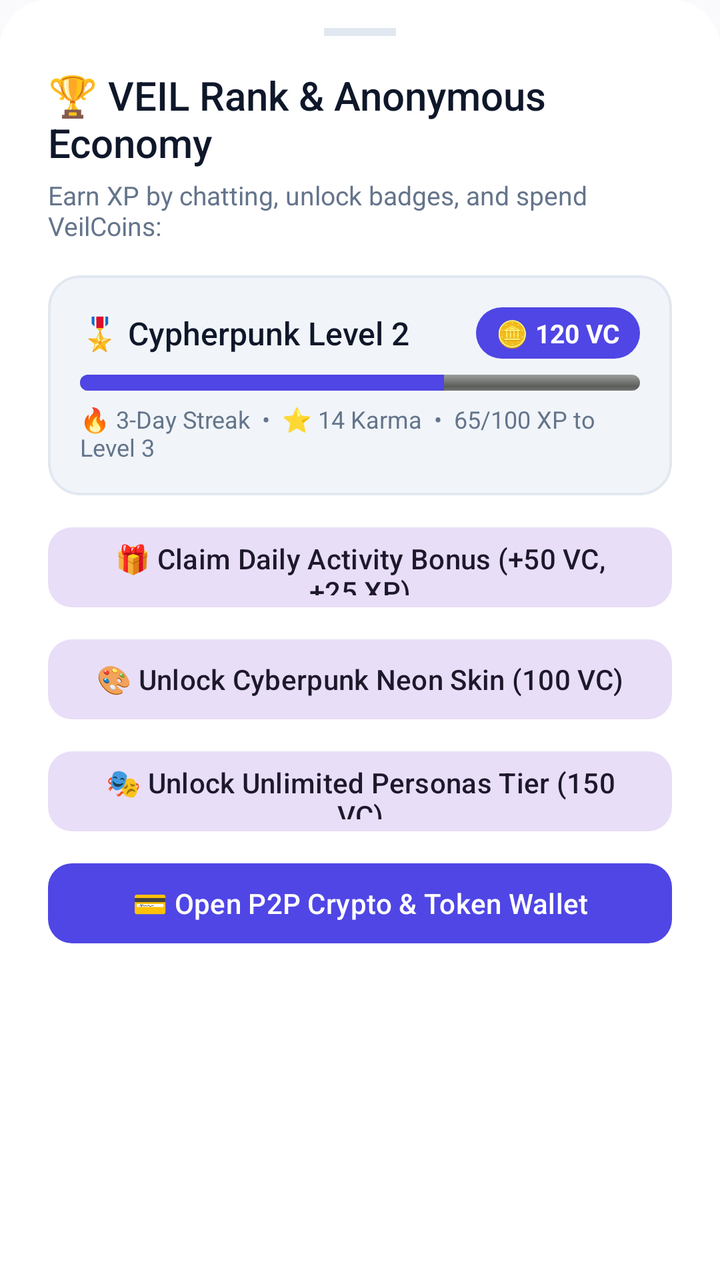
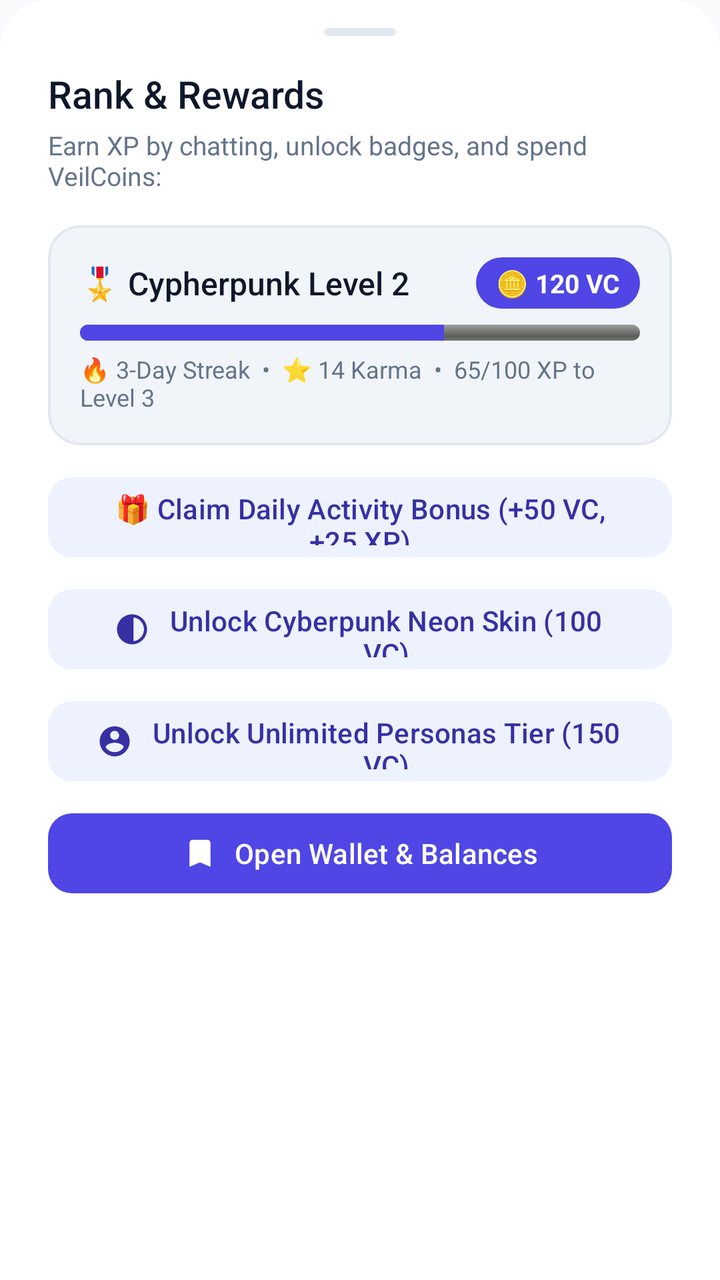

Compare the two renders of this Android layout. The source of the first and the diff that turns it into the second are given below.
<!-- AndroidManifest.xml: application theme Theme.VEIL -->
<!-- res/layout/dialog_gamification_hub_sheet.xml -->
<?xml version="1.0" encoding="utf-8"?>
<LinearLayout xmlns:android="http://schemas.android.com/apk/res/android"
    xmlns:app="http://schemas.android.com/apk/res-auto"
    android:layout_width="match_parent"
    android:layout_height="wrap_content"
    android:orientation="vertical"
    android:background="@drawable/bottom_sheet_background"
    android:paddingStart="24dp"
    android:paddingEnd="24dp"
    android:paddingTop="14dp"
    android:paddingBottom="28dp">

    
    <View
        android:layout_width="36dp"
        android:layout_height="4dp"
        android:background="@color/colorOutline"
        android:layout_gravity="center_horizontal"
        android:layout_marginBottom="16dp" />

    <TextView
        android:layout_width="wrap_content"
        android:layout_height="wrap_content"
        android:text="🏆 VEIL Rank &amp; Anonymous Economy"
        android:textColor="@color/textPrimary"
        android:textSize="20sp"
        android:fontFamily="sans-serif-medium"
        android:layout_marginBottom="4dp" />

    <TextView
        android:layout_width="wrap_content"
        android:layout_height="wrap_content"
        android:text="Earn XP by chatting, unlock badges, and spend VeilCoins:"
        android:textColor="@color/textSecondary"
        android:textSize="13sp"
        android:layout_marginBottom="16dp" />

    
    <com.google.android.material.card.MaterialCardView
        android:layout_width="match_parent"
        android:layout_height="wrap_content"
        app:cardCornerRadius="16dp"
        app:cardElevation="0dp"
        app:strokeWidth="1.2dp"
        app:strokeColor="@color/colorOutline"
        app:cardBackgroundColor="@color/colorSurfaceVariant"
        android:layout_marginBottom="12dp">

        <LinearLayout
            android:layout_width="match_parent"
            android:layout_height="wrap_content"
            android:orientation="vertical"
            android:padding="16dp">

            <LinearLayout
                android:layout_width="match_parent"
                android:layout_height="wrap_content"
                android:orientation="horizontal"
                android:gravity="center_vertical"
                android:layout_marginBottom="8dp">

                <TextView
                    android:id="@+id/tvHubLevelTitle"
                    android:layout_width="0dp"
                    android:layout_height="wrap_content"
                    android:layout_weight="1"
                    android:text="🎖️ Cypherpunk Level 2"
                    android:textColor="@color/textPrimary"
                    android:textSize="16sp"
                    android:fontFamily="sans-serif-medium" />

                <TextView
                    android:id="@+id/tvHubCoinsBadge"
                    android:layout_width="wrap_content"
                    android:layout_height="wrap_content"
                    android:background="@drawable/bg_pill_primary"
                    android:paddingStart="10dp"
                    android:paddingEnd="10dp"
                    android:paddingTop="4dp"
                    android:paddingBottom="4dp"
                    android:text="🪙 120 VC"
                    android:textColor="@android:color/white"
                    android:textStyle="bold"
                    android:textSize="13sp" />
            </LinearLayout>

            <ProgressBar
                android:id="@+id/pbXpProgress"
                style="@android:style/Widget.ProgressBar.Horizontal"
                android:layout_width="match_parent"
                android:layout_height="8dp"
                android:max="100"
                android:progress="65"
                android:progressTint="@color/colorPrimary"
                android:layout_marginBottom="6dp" />

            <TextView
                android:id="@+id/tvHubStatsLine"
                android:layout_width="wrap_content"
                android:layout_height="wrap_content"
                android:text="🔥 3-Day Streak  •  ⭐ 14 Karma  •  65/100 XP to Level 3"
                android:textColor="@color/textSecondary"
                android:textSize="12sp" />
        </LinearLayout>
    </com.google.android.material.card.MaterialCardView>

    
    <com.google.android.material.button.MaterialButton
        android:id="@+id/btnClaimBonus"
        style="@style/Widget.Material3.Button.TonalButton"
        android:layout_width="match_parent"
        android:layout_height="48dp"
        android:text="🎁 Claim Daily Activity Bonus (+50 VC, +25 XP)"
        android:layout_marginBottom="8dp"
        app:cornerRadius="12dp" />

    <com.google.android.material.button.MaterialButton
        android:id="@+id/btnUnlockNeonTheme"
        style="@style/Widget.Material3.Button.TonalButton"
        android:layout_width="match_parent"
        android:layout_height="48dp"
        android:text="🎨 Unlock Cyberpunk Neon Skin (100 VC)"
        android:layout_marginBottom="8dp"
        app:cornerRadius="12dp" />

    <com.google.android.material.button.MaterialButton
        android:id="@+id/btnUnlockUnlimitedPersonas"
        style="@style/Widget.Material3.Button.TonalButton"
        android:layout_width="match_parent"
        android:layout_height="48dp"
        android:text="🎭 Unlock Unlimited Personas Tier (150 VC)"
        android:layout_marginBottom="8dp"
        app:cornerRadius="12dp" />

    <com.google.android.material.button.MaterialButton
        android:id="@+id/btnOpenWalletSheet"
        style="@style/Widget.Material3.Button"
        android:layout_width="match_parent"
        android:layout_height="48dp"
        android:text="💳 Open P2P Crypto &amp; Token Wallet"
        app:cornerRadius="12dp" />

</LinearLayout>
<!-- resources referenced by this layout -->
<resources>
  <style name="Base.Theme.VEIL" parent="Theme.Material3.DayNight.NoActionBar">
          <item name="android:statusBarColor">@android:color/transparent</item>
          <item name="android:navigationBarColor">@android:color/transparent</item>
          <item name="android:windowLightStatusBar" tools:targetApi="m">true</item>
          <item name="colorPrimary">@color/colorPrimary</item>
          <item name="colorOnPrimary">@color/colorOnPrimary</item>
          <item name="colorPrimaryContainer">@color/colorPrimaryContainer</item>
          <item name="colorOnPrimaryContainer">@color/colorOnPrimaryContainer</item>
          <item name="colorSurface">@color/colorSurface</item>
          <item name="colorSurfaceVariant">@color/colorSurfaceVariant</item>
          <item name="colorOutline">@color/colorOutline</item>
          <item name="android:colorBackground">@color/colorBackground</item>
          <item name="bottomSheetDialogTheme">@style/ModernBottomSheetDialogTheme</item>
      </style>
  <!-- unchanged entries left out for length: 15 -->
</resources>

<!-- the commit's change to res/layout/dialog_gamification_hub_sheet.xml (unified diff, before → after) -->
@@ -14,16 +14,16 @@
     <View
         android:layout_width="36dp"
         android:layout_height="4dp"
-        android:background="@color/colorOutline"
+        android:background="@drawable/bg_persona_drag_handle"
         android:layout_gravity="center_horizontal"
         android:layout_marginBottom="16dp" />
 
     <TextView
         android:layout_width="wrap_content"
         android:layout_height="wrap_content"
-        android:text="🏆 VEIL Rank &amp; Anonymous Economy"
+        android:text="Rank &amp; Rewards"
         android:textColor="@color/textPrimary"
-        android:textSize="20sp"
+        android:textSize="19sp"
         android:fontFamily="sans-serif-medium"
         android:layout_marginBottom="4dp" />
 
@@ -119,7 +119,9 @@
         style="@style/Widget.Material3.Button.TonalButton"
         android:layout_width="match_parent"
         android:layout_height="48dp"
-        android:text="🎨 Unlock Cyberpunk Neon Skin (100 VC)"
+        android:text="Unlock Cyberpunk Neon Skin (100 VC)"
+        app:icon="@drawable/ic_appearance"
+        app:iconGravity="textStart"
         android:layout_marginBottom="8dp"
         app:cornerRadius="12dp" />
 
@@ -128,7 +130,9 @@
         style="@style/Widget.Material3.Button.TonalButton"
         android:layout_width="match_parent"
         android:layout_height="48dp"
-        android:text="🎭 Unlock Unlimited Personas Tier (150 VC)"
+        android:text="Unlock Unlimited Personas Tier (150 VC)"
+        app:icon="@drawable/ic_account"
+        app:iconGravity="textStart"
         android:layout_marginBottom="8dp"
         app:cornerRadius="12dp" />
 
@@ -137,7 +141,9 @@
         style="@style/Widget.Material3.Button"
         android:layout_width="match_parent"
         android:layout_height="48dp"
-        android:text="💳 Open P2P Crypto &amp; Token Wallet"
+        android:text="Open Wallet &amp; Balances"
+        app:icon="@drawable/ic_saved"
+        app:iconGravity="textStart"
         app:cornerRadius="12dp" />
 
 </LinearLayout>
<!-- resource entries referenced after the edit -->
@@ -1,5 +1,43 @@
 <!-- resources referenced by this layout -->
 <resources>
+  <!-- drawable bg_persona_drag_handle (drawable) -->
+  <?xml version="1.0" encoding="utf-8"?>
+  <shape xmlns:android="http://schemas.android.com/apk/res/android"
+      android:shape="rectangle">
+      <solid android:color="@color/colorOutline" />
+      <corners android:radius="2dp" />
+  </shape>
+  <!-- drawable ic_account (drawable) -->
+  <vector xmlns:android="http://schemas.android.com/apk/res/android"
+      android:width="24dp"
+      android:height="24dp"
+      android:viewportWidth="24"
+      android:viewportHeight="24">
+      <path
+          android:fillColor="@color/text_primary"
+          android:pathData="M12,2C6.48,2 2,6.48 2,12s4.48,10 10,10 10,-4.48 10,-10S17.52,2 12,2zM12,5c1.66,0 3,1.34 3,3s-1.34,3 -3,3 -3,-1.34 -3,-3 1.34,-3 3,-3zM12,19.2c-2.5,0 -4.71,-1.28 -6,-3.22 0.03,-1.99 4,-3.08 6,-3.08 1.99,0 5.97,1.09 6,3.08 -1.29,1.94 -3.5,3.22 -6,3.22z"/>
+  </vector>
+  <!-- drawable ic_appearance (drawable) -->
+  <vector xmlns:android="http://schemas.android.com/apk/res/android"
+      android:width="24dp"
+      android:height="24dp"
+      android:viewportWidth="24"
+      android:viewportHeight="24">
+      <path
+          android:fillColor="@color/text_primary"
+          android:pathData="M12,22c5.52,0 10,-4.48 10,-10S17.52,2 12,2 2,6.48 2,12s4.48,10 10,10zM13,4.07c3.94,0.49 7,3.85 7,7.93s-3.05,7.44 -7,7.93V4.07z"/>
+  </vector>
+  <!-- drawable ic_saved (drawable) -->
+  <vector xmlns:android="http://schemas.android.com/apk/res/android"
+      android:width="24dp"
+      android:height="24dp"
+      android:viewportWidth="24"
+      android:viewportHeight="24">
+      <path
+          android:fillColor="@color/text_primary"
+          android:pathData="M17,3H7c-1.1,0 -1.99,0.9 -1.99,2L5,21l7,-3 7,3V5c0,-1.1 -0.9,-2 -2,-2z"/>
+  </vector>
+  <color name="text_primary">#0F172A</color>
   <style name="Base.Theme.VEIL" parent="Theme.Material3.DayNight.NoActionBar">
           <item name="android:statusBarColor">@android:color/transparent</item>
           <item name="android:navigationBarColor">@android:color/transparent</item>
@@ -8,12 +46,46 @@
           <item name="colorOnPrimary">@color/colorOnPrimary</item>
           <item name="colorPrimaryContainer">@color/colorPrimaryContainer</item>
           <item name="colorOnPrimaryContainer">@color/colorOnPrimaryContainer</item>
+          <item name="colorSecondary">@color/colorSecondary</item>
+          <item name="colorOnSecondary">@color/colorOnSecondary</item>
+          <item name="colorSecondaryContainer">@color/colorSecondaryContainer</item>
+          <item name="colorOnSecondaryContainer">@color/colorOnSecondaryContainer</item>
+          <item name="colorTertiary">@color/colorTertiary</item>
+          <item name="colorOnTertiary">@color/colorOnTertiary</item>
+          <item name="colorTertiaryContainer">@color/colorTertiaryContainer</item>
+          <item name="colorOnTertiaryContainer">@color/colorOnTertiaryContainer</item>
           <item name="colorSurface">@color/colorSurface</item>
+          <item name="colorOnSurface">@color/colorOnSurface</item>
           <item name="colorSurfaceVariant">@color/colorSurfaceVariant</item>
+          <item name="colorOnSurfaceVariant">@color/colorOnSurfaceVariant</item>
+          <item name="colorSurfaceDim">@color/colorSurfaceDim</item>
+          <item name="colorSurfaceBright">@color/colorSurfaceBright</item>
+          <item name="colorSurfaceContainerLowest">@color/colorSurfaceContainerLowest</item>
+          <item name="colorSurfaceContainerLow">@color/colorSurfaceContainerLow</item>
+          <item name="colorSurfaceContainer">@color/colorSurfaceContainer</item>
+          <item name="colorSurfaceContainerHigh">@color/colorSurfaceContainerHigh</item>
+          <item name="colorSurfaceContainerHighest">@color/colorSurfaceContainerHighest</item>
           <item name="colorOutline">@color/colorOutline</item>
           <item name="android:colorBackground">@color/colorBackground</item>
           <item name="bottomSheetDialogTheme">@style/ModernBottomSheetDialogTheme</item>
       </style>
+  <color name="colorSecondary">#0D9488</color>
+  <color name="colorOnSecondary">#FFFFFF</color>
+  <color name="colorSecondaryContainer">#EEF2FF</color>
+  <color name="colorOnSecondaryContainer">#3730A3</color>
+  <color name="colorTertiary">#06B6D4</color>
+  <color name="colorOnTertiary">#FFFFFF</color>
+  <color name="colorTertiaryContainer">#ECFEFF</color>
+  <color name="colorOnTertiaryContainer">#155E75</color>
+  <color name="colorOnSurface">#0F172A</color>
+  <color name="colorOnSurfaceVariant">#475569</color>
+  <color name="colorSurfaceDim">#E2E8F0</color>
+  <color name="colorSurfaceBright">#FFFFFF</color>
+  <color name="colorSurfaceContainerLowest">#FFFFFF</color>
+  <color name="colorSurfaceContainerLow">#F8FAFC</color>
+  <color name="colorSurfaceContainer">#F1F5F9</color>
+  <color name="colorSurfaceContainerHigh">#E2E8F0</color>
+  <color name="colorSurfaceContainerHighest">#CBD5E1</color>
   <!-- unchanged entries left out for length: 15 -->
 </resources>
 
